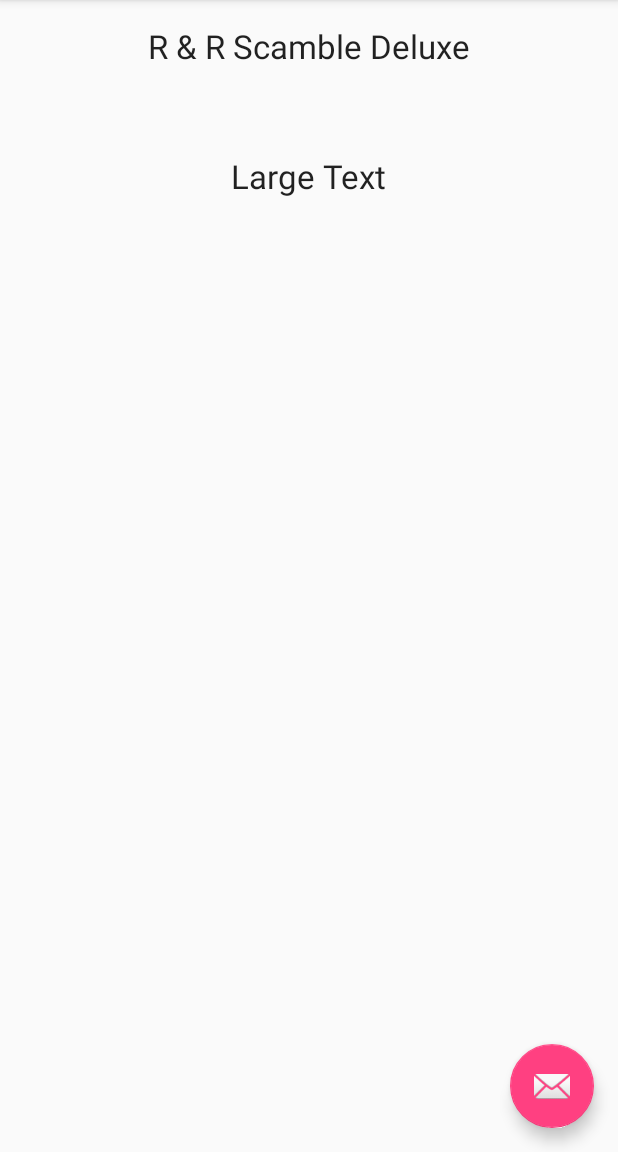
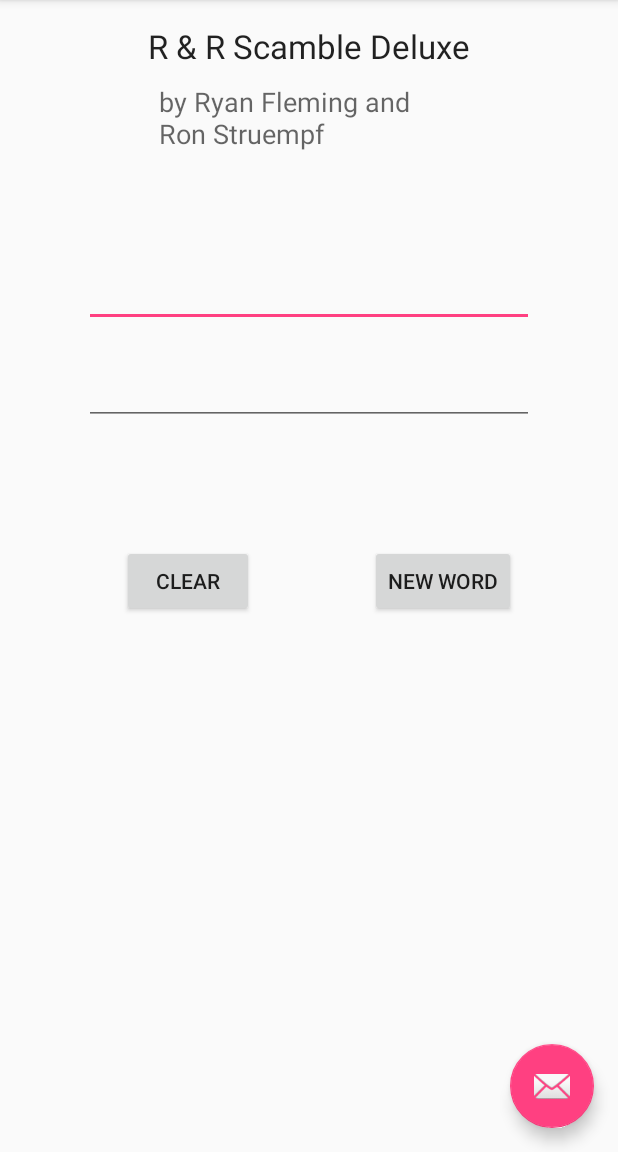
Before and after one commit to rstruempf/RnRScramble, an Android app: the screen it shows after launch (MainActivity), on a phone screen of 412 x 824 dp, the part 84-1236 px from its top. Run offline under Robolectric (Android 15) with nearby library versions, the phone set to English and light mode, and no system bars.

Commit message:
Partial job of setting up initial UI.  Button click functions missing, but Android Studio wants me to run updates now

```diff
--- a/app/src/main/res/layout/content_main.xml
+++ b/app/src/main/res/layout/content_main.xml
@@ -17,7 +17,7 @@
         android:layout_width="wrap_content"
         android:layout_height="wrap_content"
         android:textAppearance="?android:attr/textAppearanceLarge"
-        android:text="@string/title_string"
+        android:text="@string/title_text"
         android:id="@+id/textView"
         android:layout_alignParentTop="true"
         android:layout_centerHorizontal="true" />
@@ -25,10 +25,53 @@
     <TextView
         android:layout_width="wrap_content"
         android:layout_height="wrap_content"
-        android:textAppearance="?android:attr/textAppearanceLarge"
-        android:text="Large Text"
+        android:textAppearance="?android:attr/textAppearanceMedium"
+        android:text="@string/byline_text"
         android:id="@+id/textView2"
         android:layout_below="@+id/textView"
         android:layout_centerHorizontal="true"
-        android:layout_marginTop="57dp" />
+        android:layout_marginTop="10dp"
+        android:maxWidth="200dp" />
+
+    <EditText
+        android:layout_width="wrap_content"
+        android:layout_height="wrap_content"
+        android:id="@+id/scambleText"
+        android:layout_below="@+id/textView2"
+        android:layout_centerHorizontal="true"
+        android:layout_marginTop="71dp"
+        android:minWidth="300dp" />
+
+    <EditText
+        android:layout_width="wrap_content"
+        android:layout_height="wrap_content"
+        android:id="@+id/answerText"
+        android:layout_below="@+id/scambleText"
+        android:layout_centerHorizontal="true"
+        android:minWidth="300dp"
+        android:layout_marginTop="20dp" />
+
+    <Button
+        android:layout_width="wrap_content"
+        android:layout_height="wrap_content"
+        android:text="@string/clear_text"
+        android:id="@+id/btnClear"
+        android:layout_marginTop="80dp"
+        android:layout_below="@+id/answerText"
+        android:layout_alignLeft="@+id/answerText"
+        android:layout_alignStart="@+id/answerText"
+        android:onClick="ClearClicked"
+        android:layout_marginLeft="25dp" />
+
+    <Button
+        android:layout_width="wrap_content"
+        android:layout_height="wrap_content"
+        android:text="@string/new_word_text"
+        android:id="@+id/btnNewWord"
+        android:layout_alignTop="@+id/btnClear"
+        android:layout_toRightOf="@+id/btnClear"
+        android:layout_toEndOf="@+id/btnClear"
+        android:layout_marginLeft="77dp"
+        android:layout_marginStart="77dp"
+        android:onClick="NewWordClicked" />
 </RelativeLayout>
--- a/app/src/main/res/values/strings.xml
+++ b/app/src/main/res/values/strings.xml
@@ -1,5 +1,8 @@
 <resources>
     <string name="app_name">RnRScramble</string>
     <string name="action_settings">Settings</string>
-    <string name="title_string"><![CDATA[R & R Scamble Deluxe]]></string>
+    <string name="new_word_text">New Word</string>
+    <string name="clear_text">Clear</string>
+    <string name="title_text"><![CDATA[R & R Scamble Deluxe]]></string>
+    <string name="byline_text">by Ryan Fleming and Ron Struempf</string>
 </resources>
```
